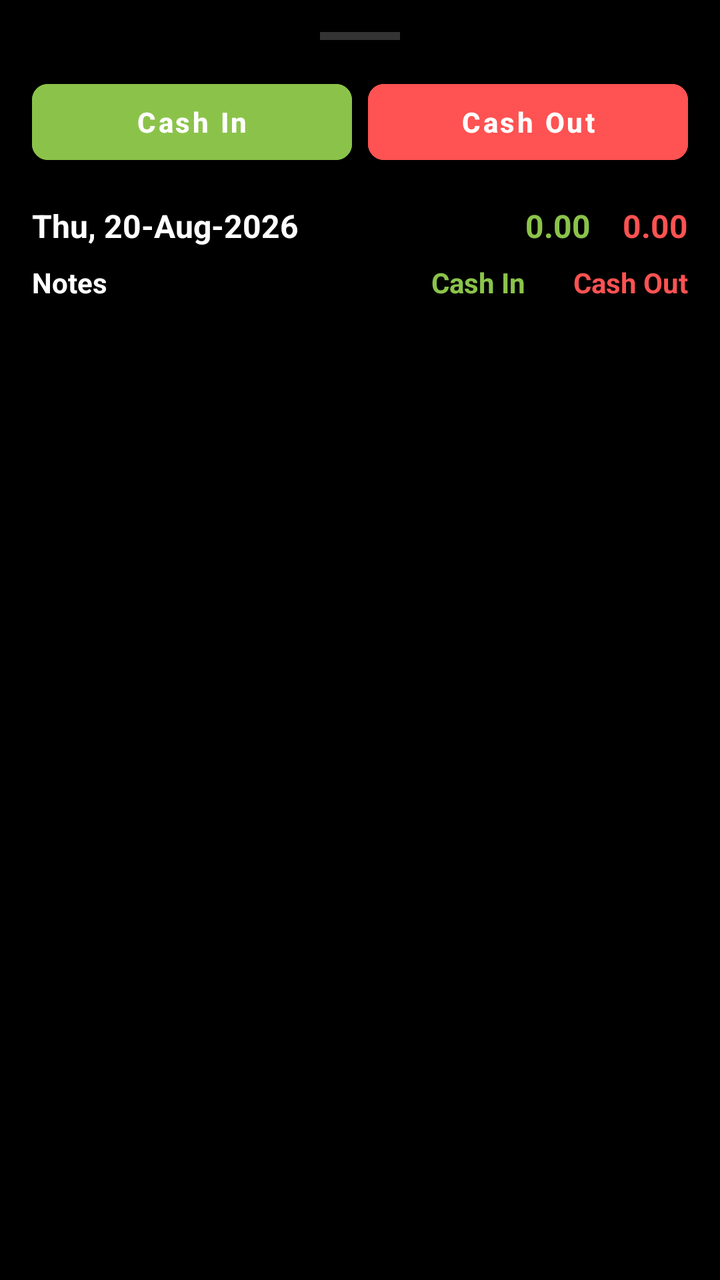
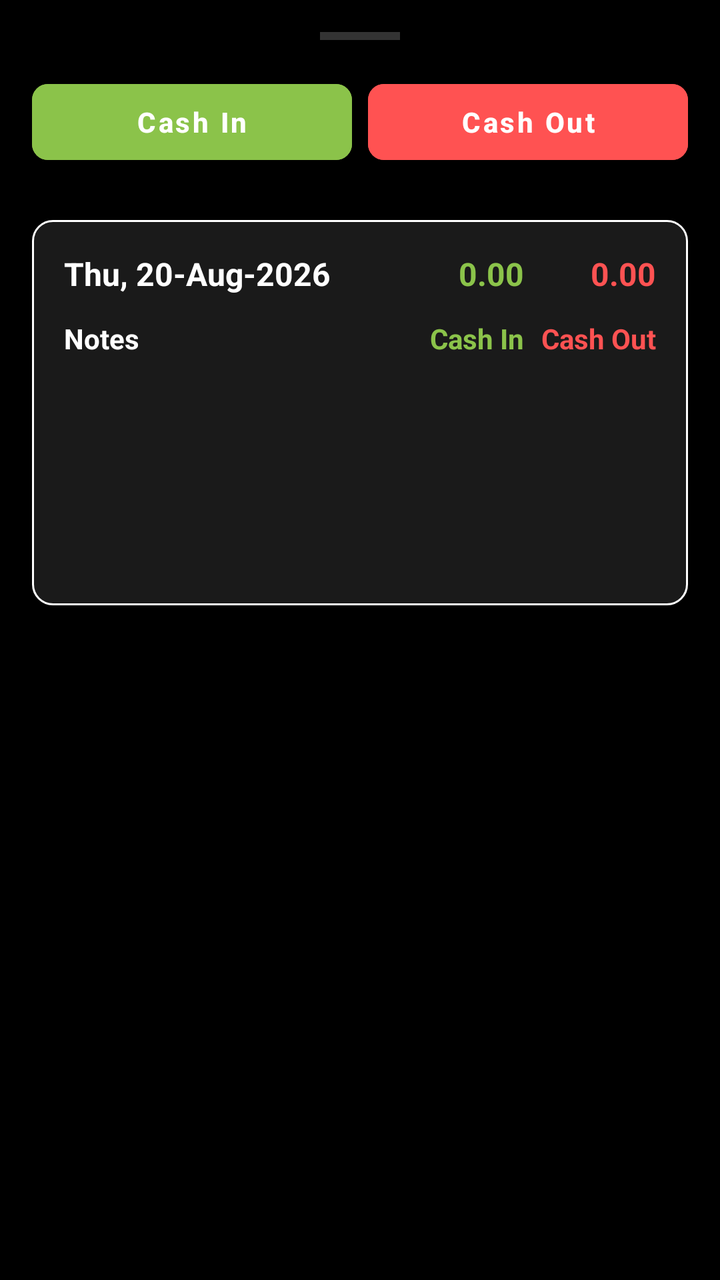

An Android layout rendered at two revisions. The XML below is the earlier revision; the diff shows what the commit changed to produce the second picture.
<!-- AndroidManifest.xml: application theme Theme.MyCalendar2026SAR -->
<!-- res/layout/layout_calendar_day_details.xml -->
<?xml version="1.0" encoding="utf-8"?>
<LinearLayout xmlns:android="http://schemas.android.com/apk/res/android"
    xmlns:app="http://schemas.android.com/apk/res-auto"
    xmlns:tools="http://schemas.android.com/tools"
    android:layout_width="match_parent"
    android:layout_height="wrap_content"
    android:background="#000000"
    android:orientation="vertical"
    android:padding="16dp">

    <View
        android:layout_width="40dp"
        android:layout_height="4dp"
        android:layout_gravity="center_horizontal"
        android:layout_marginBottom="16dp"
        android:background="#333333" />

    <LinearLayout
        android:layout_width="match_parent"
        android:layout_height="wrap_content"
        android:orientation="horizontal">

        <Button
            android:id="@+id/btnDialogCashIn"
            android:layout_width="0dp"
            android:layout_height="50dp"
            android:layout_marginEnd="8dp"
            android:layout_weight="1"
            android:backgroundTint="@color/light_green"
            android:text="Cash In"
            android:textAllCaps="false"
            android:textStyle="bold"
            app:cornerRadius="8dp" />

        <Button
            android:id="@+id/btnDialogCashOut"
            android:layout_width="0dp"
            android:layout_height="50dp"
            android:layout_weight="1"
            android:backgroundTint="@color/expense_red"
            android:text="Cash Out"
            android:textAllCaps="false"
            android:textStyle="bold"
            app:cornerRadius="8dp" />
    </LinearLayout>

    <LinearLayout
        android:layout_width="match_parent"
        android:layout_height="wrap_content"
        android:layout_marginTop="16dp"
        android:gravity="center_vertical"
        android:orientation="horizontal">

        <TextView
            android:id="@+id/dialogDateText"
            android:layout_width="0dp"
            android:layout_height="wrap_content"
            android:layout_weight="1"
            android:text="Thu, 20-Aug-2026"
            android:textColor="@color/white"
            android:textSize="16sp"
            android:textStyle="bold" />

        <TextView
            android:id="@+id/dialogDayCashIn"
            android:layout_width="wrap_content"
            android:layout_height="wrap_content"
            android:layout_marginEnd="16dp"
            android:text="0.00"
            android:textColor="@color/light_green"
            android:textSize="16sp"
            android:textStyle="bold" />

        <TextView
            android:id="@+id/dialogDayCashOut"
            android:layout_width="wrap_content"
            android:layout_height="wrap_content"
            android:text="0.00"
            android:textColor="@color/expense_red"
            android:textSize="16sp"
            android:textStyle="bold" />
    </LinearLayout>

    <LinearLayout
        android:layout_width="match_parent"
        android:layout_height="wrap_content"
        android:layout_marginTop="8dp"
        android:orientation="horizontal">

        <TextView
            android:layout_width="0dp"
            android:layout_height="wrap_content"
            android:layout_weight="1"
            android:text="Notes"
            android:textColor="@color/white"
            android:textSize="14sp"
            android:textStyle="bold" />

        <TextView
            android:layout_width="wrap_content"
            android:layout_height="wrap_content"
            android:layout_marginEnd="24dp"
            android:text="Cash In"
            android:textColor="@color/light_green"
            android:textSize="14sp"
            android:textStyle="bold" />

        <TextView
            android:layout_width="wrap_content"
            android:layout_height="wrap_content"
            android:text="Cash Out"
            android:textColor="@color/expense_red"
            android:textSize="14sp"
            android:textStyle="bold" />
    </LinearLayout>

    <androidx.recyclerview.widget.RecyclerView
        android:id="@+id/dialogTransactionList"
        android:layout_width="match_parent"
        android:layout_height="200dp"
        android:layout_marginTop="8dp" />

</LinearLayout>
<!-- resources referenced by this layout -->
<resources>
  <color name="expense_red">#FF5252</color>
  <color name="light_green">#8BC34A</color>
  <color name="white">#FFFFFFFF</color>
  <style name="Theme.MyCalendar2026SAR" parent="Theme.MaterialComponents.DayNight.NoActionBar">
          
          <item name="colorPrimary">@color/purple_500</item>
          <item name="colorPrimaryVariant">@color/purple_700</item>
          <item name="colorOnPrimary">@color/white</item>
          
          <item name="colorSecondary">@color/teal_200</item>
          <item name="colorSecondaryVariant">@color/teal_700</item>
          <item name="colorOnSecondary">@color/black</item>
          
          <item name="android:statusBarColor">?attr/colorPrimaryVariant</item>
  
          
          <item name="materialAlertDialogTheme">@style/CustomAlertDialogTheme</item>
          <item name="alertDialogTheme">@style/CustomAlertDialogTheme</item>
      </style>
  <color name="purple_500">#FF6200EE</color>
  <color name="purple_700">#FF3700B3</color>
  <color name="teal_200">#FF03DAC5</color>
  <color name="teal_700">#FF018786</color>
  <color name="black">#FF000000</color>
  <style name="CustomAlertDialogTheme" parent="ThemeOverlay.MaterialComponents.MaterialAlertDialog">
          <item name="colorPrimary">@color/light_green</item>
          <item name="colorAccent">@color/light_green</item>
          <item name="colorSecondary">@color/light_green</item>
          <item name="android:textColorPrimary">@color/white</item>
          
          <item name="buttonBarPositiveButtonStyle">@style/GreenButtonStyle</item>
          <item name="buttonBarNegativeButtonStyle">@style/GreenButtonStyle</item>
          <item name="buttonBarNeutralButtonStyle">@style/GreenButtonStyle</item>
      </style>
  <style name="GreenButtonStyle" parent="Widget.MaterialComponents.Button.TextButton">
          <item name="android:textColor">@color/light_green</item>
      </style>
</resources>

<!-- the commit's change to res/layout/layout_calendar_day_details.xml (unified diff, before → after) -->
@@ -47,77 +47,93 @@
     <LinearLayout
         android:layout_width="match_parent"
         android:layout_height="wrap_content"
-        android:layout_marginTop="16dp"
-        android:gravity="center_vertical"
-        android:orientation="horizontal">
+        android:layout_marginTop="24dp"
+        android:background="@drawable/summary_border"
+        android:orientation="vertical"
+        android:padding="16dp">
 
-        <TextView
-            android:id="@+id/dialogDateText"
-            android:layout_width="0dp"
+        <LinearLayout
+            android:layout_width="match_parent"
             android:layout_height="wrap_content"
-            android:layout_weight="1"
-            android:text="Thu, 20-Aug-2026"
-            android:textColor="@color/white"
-            android:textSize="16sp"
-            android:textStyle="bold" />
+            android:gravity="center_vertical"
+            android:orientation="horizontal">
 
-        <TextView
-            android:id="@+id/dialogDayCashIn"
-            android:layout_width="wrap_content"
+            <TextView
+                android:id="@+id/dialogDateText"
+                android:layout_width="0dp"
+                android:layout_height="wrap_content"
+                android:layout_weight="1"
+                android:text="Thu, 20-Aug-2026"
+                android:textColor="@color/white"
+                android:textSize="16sp"
+                android:textStyle="bold" />
+
+            <TextView
+                android:id="@+id/dialogDayCashIn"
+                android:layout_width="0dp"
+                android:layout_height="wrap_content"
+                android:layout_weight="0.4"
+                android:gravity="end"
+                android:text="0.00"
+                android:textColor="@color/light_green"
+                android:textSize="16sp"
+                android:textStyle="bold" />
+
+            <TextView
+                android:id="@+id/dialogDayCashOut"
+                android:layout_width="0dp"
+                android:layout_height="wrap_content"
+                android:layout_weight="0.4"
+                android:gravity="end"
+                android:text="0.00"
+                android:textColor="@color/expense_red"
+                android:textSize="16sp"
+                android:textStyle="bold" />
+        </LinearLayout>
+
+        <LinearLayout
+            android:layout_width="match_parent"
             android:layout_height="wrap_content"
-            android:layout_marginEnd="16dp"
-            android:text="0.00"
-            android:textColor="@color/light_green"
-            android:textSize="16sp"
-            android:textStyle="bold" />
+            android:layout_marginTop="12dp"
+            android:orientation="horizontal">
 
-        <TextView
-            android:id="@+id/dialogDayCashOut"
-            android:layout_width="wrap_content"
+            <TextView
+                android:layout_width="0dp"
+                android:layout_height="wrap_content"
+                android:layout_weight="1"
+                android:text="Notes"
+                android:textColor="@color/white"
+                android:textSize="14sp"
+                android:textStyle="bold" />
+
+            <TextView
+                android:layout_width="0dp"
+                android:layout_height="wrap_content"
+                android:layout_weight="0.4"
+                android:gravity="end"
+                android:text="Cash In"
+                android:textColor="@color/light_green"
+                android:textSize="14sp"
+                android:textStyle="bold" />
+
+            <TextView
+                android:layout_width="0dp"
+                android:layout_height="wrap_content"
+                android:layout_weight="0.4"
+                android:gravity="end"
+                android:text="Cash Out"
+                android:textColor="@color/expense_red"
+                android:textSize="14sp"
+                android:textStyle="bold" />
+        </LinearLayout>
+
+        <androidx.recyclerview.widget.RecyclerView
+            android:id="@+id/dialogTransactionList"
+            android:layout_width="match_parent"
             android:layout_height="wrap_content"
-            android:text="0.00"
-            android:textColor="@color/expense_red"
-            android:textSize="16sp"
-            android:textStyle="bold" />
+            android:minHeight="100dp"
+            android:layout_marginTop="8dp" />
+
     </LinearLayout>
 
-    <LinearLayout
-        android:layout_width="match_parent"
-        android:layout_height="wrap_content"
-        android:layout_marginTop="8dp"
-        android:orientation="horizontal">
-
-        <TextView
-            android:layout_width="0dp"
-            android:layout_height="wrap_content"
-            android:layout_weight="1"
-            android:text="Notes"
-            android:textColor="@color/white"
-            android:textSize="14sp"
-            android:textStyle="bold" />
-
-        <TextView
-            android:layout_width="wrap_content"
-            android:layout_height="wrap_content"
-            android:layout_marginEnd="24dp"
-            android:text="Cash In"
-            android:textColor="@color/light_green"
-            android:textSize="14sp"
-            android:textStyle="bold" />
-
-        <TextView
-            android:layout_width="wrap_content"
-            android:layout_height="wrap_content"
-            android:text="Cash Out"
-            android:textColor="@color/expense_red"
-            android:textSize="14sp"
-            android:textStyle="bold" />
-    </LinearLayout>
-
-    <androidx.recyclerview.widget.RecyclerView
-        android:id="@+id/dialogTransactionList"
-        android:layout_width="match_parent"
-        android:layout_height="200dp"
-        android:layout_marginTop="8dp" />
-
 </LinearLayout>
<!-- resource entries referenced after the edit -->
@@ -3,6 +3,15 @@
   <color name="expense_red">#FF5252</color>
   <color name="light_green">#8BC34A</color>
   <color name="white">#FFFFFFFF</color>
+  <!-- drawable summary_border (drawable) -->
+  <?xml version="1.0" encoding="utf-8"?>
+  <shape xmlns:android="http://schemas.android.com/apk/res/android">
+      <solid android:color="@color/card_dark" />
+      <stroke
+          android:width="1dp"
+          android:color="@color/white" />
+      <corners android:radius="10dp" />
+  </shape>
   <style name="Theme.MyCalendar2026SAR" parent="Theme.MaterialComponents.DayNight.NoActionBar">
           
           <item name="colorPrimary">@color/purple_500</item>
@@ -19,6 +28,7 @@
           <item name="materialAlertDialogTheme">@style/CustomAlertDialogTheme</item>
           <item name="alertDialogTheme">@style/CustomAlertDialogTheme</item>
       </style>
+  <color name="card_dark">#1A1A1A</color>
   <color name="purple_500">#FF6200EE</color>
   <color name="purple_700">#FF3700B3</color>
   <color name="teal_200">#FF03DAC5</color>
